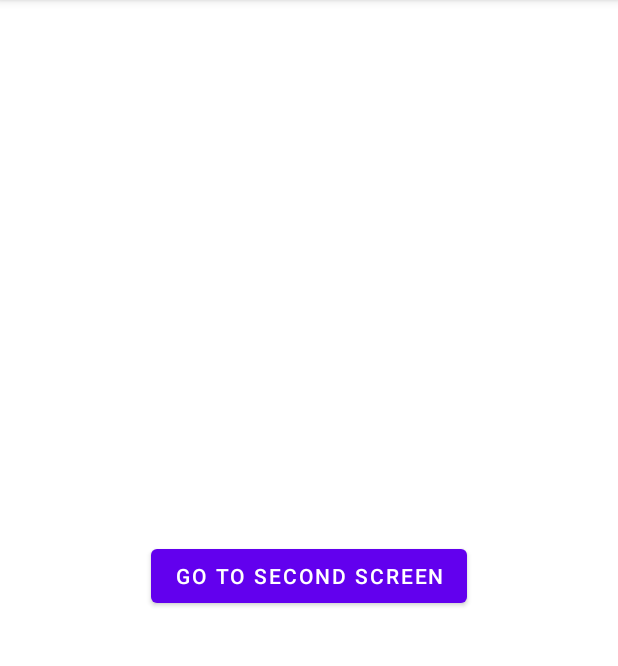
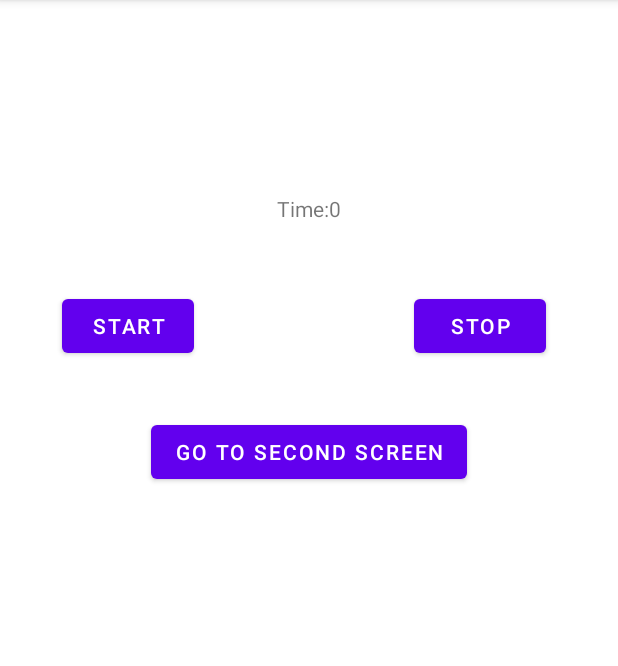
Before and after one commit to ezgifistikcioglu/KotlinUserInteractions, an Android app: the screen it shows after launch (MainActivity), on a phone screen of 412 x 824 dp, the part 84-750 px from its top. Run offline under Robolectric (Android 15) with nearby library versions, the phone set to English and light mode, and no system bars.

```diff
--- a/app/src/main/java/com/ezgieren/kotlinuserinteractions/MainActivity.kt
+++ b/app/src/main/java/com/ezgieren/kotlinuserinteractions/MainActivity.kt
@@ -4,15 +4,26 @@ import android.app.Activity
 import android.content.Intent
 import androidx.appcompat.app.AppCompatActivity
 import android.os.Bundle
+import android.os.Handler
+import android.os.Looper
 import android.view.View
 import android.widget.Toast
 import androidx.activity.result.ActivityResult
 import androidx.activity.result.contract.ActivityResultContracts
+import com.ezgieren.kotlinuserinteractions.databinding.ActivityMainBinding
+import com.ezgieren.kotlinuserinteractions.databinding.Screen1Binding
+import com.ezgieren.kotlinuserinteractions.databinding.Screen2Binding
 
 class MainActivity : AppCompatActivity() {
+    private lateinit var binding: ActivityMainBinding
+    var number = 0
+    var runnable = Runnable{}
+    var handler = Handler(Looper.getMainLooper())
+
     override fun onCreate(savedInstanceState: Bundle?) {
         super.onCreate(savedInstanceState)
-        setContentView(R.layout.activity_main)
+        binding = ActivityMainBinding.inflate(layoutInflater)
+        setContentView(binding.root)
     }
 
     fun openNewScreen(view: View) {
@@ -20,11 +31,32 @@ class MainActivity : AppCompatActivity() {
        // var intent = Intent(this,MainActivity2::class.java)
         //startActivity(intent)
     }
-     var startForResult = registerForActivityResult(ActivityResultContracts.StartActivityForResult()) {
+     private var startForResult = registerForActivityResult(ActivityResultContracts.StartActivityForResult()) {
             result: ActivityResult ->
         if (result.resultCode == Activity.RESULT_CANCELED) {
             val intent = result.data
             Toast.makeText(this, "Came back to the screen: $intent", Toast.LENGTH_LONG).show()
         }
     }
+
+    fun start(view: View) {
+        number = 0
+
+       runnable= object : Runnable{
+           override fun run() {
+               number++
+               binding.textView2.text = "Time: ${number}"
+               handler.postDelayed(runnable,1000)
+           }
+
+       }
+        handler.post(runnable)
+        binding.startButton.isEnabled = false
+    }
+    fun stop(view: View) {
+        binding.startButton.isEnabled = true
+        number = 0
+        binding.textView2.text = "Time: 0"
+        handler.removeCallbacks(runnable)
+    }
 }
--- a/app/src/main/java/com/ezgieren/kotlinuserinteractions/MainActivity2.kt
+++ b/app/src/main/java/com/ezgieren/kotlinuserinteractions/MainActivity2.kt
@@ -42,7 +42,7 @@ class MainActivity2 : AppCompatActivity() {
         binding.switchBtn.setOnCheckedChangeListener(switchBtnOnCheckedChange)
 
         // CheckBox Using
-        binding.checkBox.setOnCheckedChangeListener(chckBoxOnCheckedChange)
+        binding.checkBox.setOnCheckedChangeListener(checkBoxOnCheckedChange)
     }
 
 
@@ -69,12 +69,12 @@ class MainActivity2 : AppCompatActivity() {
     }
 
     // CheckBox
-    var chckBoxOnCheckedChange = CompoundButton.OnCheckedChangeListener{button: CompoundButton, isChecked: Boolean ->
+    private var checkBoxOnCheckedChange = CompoundButton.OnCheckedChangeListener{ button: CompoundButton, isChecked: Boolean ->
         Toast.makeText(this, "CheckBox Status: $isChecked", Toast.LENGTH_LONG).show()
     }
 
     fun alertShow(view: View) {
-        var alertCreate = AlertDialog.Builder(this)
+        val alertCreate = AlertDialog.Builder(this)
         alertCreate.setTitle("Alert title")
         alertCreate.setMessage("Alert Message")
 
--- a/app/src/main/res/layout/activity_main.xml
+++ b/app/src/main/res/layout/activity_main.xml
@@ -7,13 +7,51 @@
     tools:context=".MainActivity">
 
     <Button
-        android:id="@+id/button2"
+        android:id="@+id/go_button"
         android:layout_width="wrap_content"
         android:layout_height="wrap_content"
+        android:layout_marginTop="36dp"
         android:onClick="openNewScreen"
         android:text="Go To Second Screen"
-        app:layout_constraintBottom_toBottomOf="parent"
         app:layout_constraintEnd_toEndOf="parent"
         app:layout_constraintStart_toStartOf="parent"
-        app:layout_constraintTop_toTopOf="parent" />
+        app:layout_constraintTop_toBottomOf="@+id/start_button"
+        app:toggleCheckedStateOnClick="true" />
+
+    <TextView
+        android:id="@+id/textView2"
+        android:layout_width="wrap_content"
+        android:layout_height="wrap_content"
+        android:layout_marginTop="122dp"
+        android:layout_marginBottom="121dp"
+        android:text="Time:0"
+        app:layout_constraintBottom_toTopOf="@+id/go_button"
+        app:layout_constraintEnd_toEndOf="parent"
+        app:layout_constraintStart_toStartOf="parent"
+        app:layout_constraintTop_toTopOf="parent"
+        app:textAllCaps="false" />
+
+    <Button
+        android:id="@+id/start_button"
+        android:layout_width="wrap_content"
+        android:layout_height="wrap_content"
+        android:layout_marginStart="41dp"
+        android:layout_marginTop="193dp"
+        android:onClick="start"
+        android:text="Start"
+        app:layout_constraintStart_toStartOf="parent"
+        app:layout_constraintTop_toTopOf="parent"
+        app:toggleCheckedStateOnClick="true" />
+
+    <Button
+        android:id="@+id/stop_button"
+        android:layout_width="wrap_content"
+        android:layout_height="wrap_content"
+        android:layout_marginEnd="48dp"
+        android:layout_marginBottom="36dp"
+        android:onClick="stop"
+        android:text="Stop"
+        app:layout_constraintBottom_toTopOf="@+id/go_button"
+        app:layout_constraintEnd_toEndOf="parent"
+        app:toggleCheckedStateOnClick="true" />
 </androidx.constraintlayout.widget.ConstraintLayout>
```
